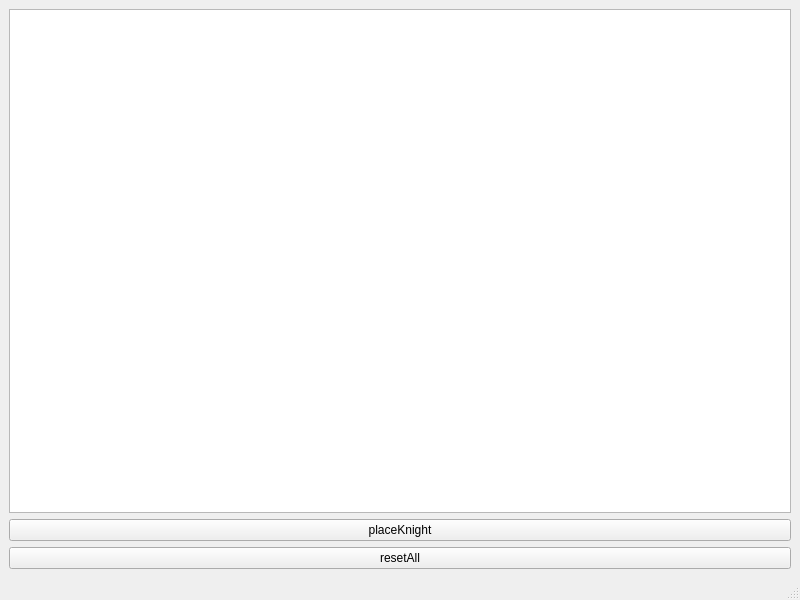
Old version of the form algoKnight/mainwindow.ui in the repository sandeshpokhrel54/knights-tour.
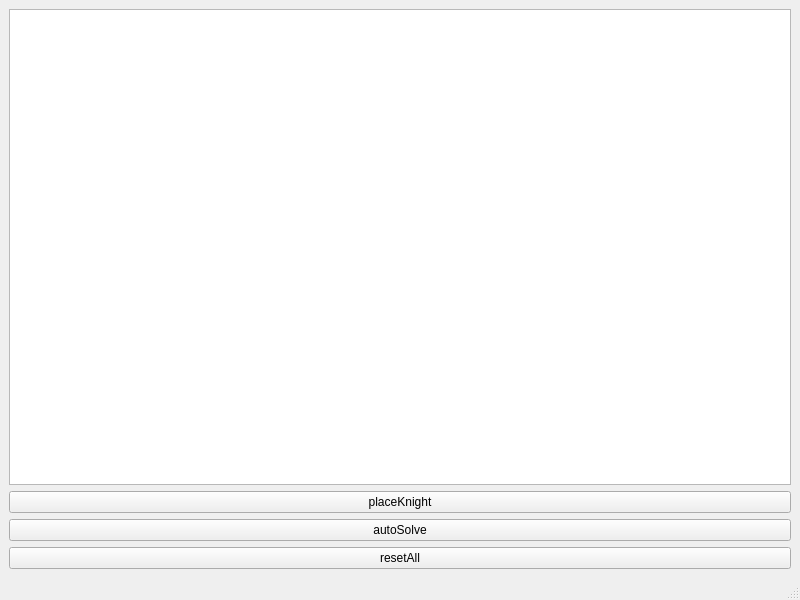
New version of the form.

```diff
--- a/algoKnight/mainwindow.ui
+++ b/algoKnight/mainwindow.ui
@@ -43,6 +43,13 @@
         </property>
        </widget>
       </item>
+      <item>
+       <widget class="QPushButton" name="autoSolve">
+        <property name="text">
+         <string>autoSolve</string>
+        </property>
+       </widget>
+      </item>
       <item>
        <widget class="QPushButton" name="resetAll">
         <property name="text">
```
